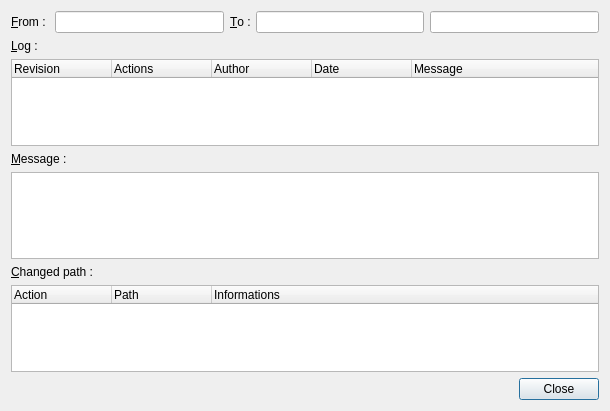
The window that framework/versioncontrol/logdialog.ui (phoenix741/xinx) describes before a commit, drawn with Qt 5.
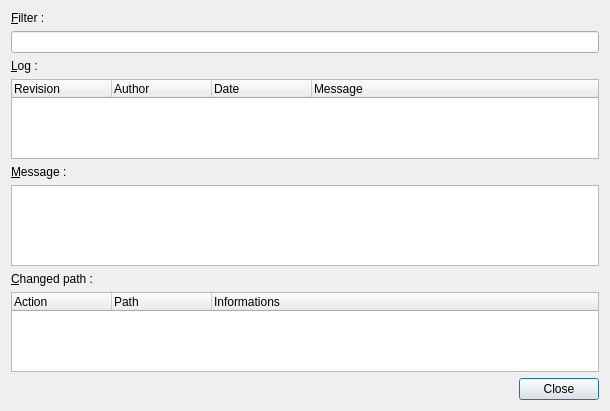
The same window after the commit. Custom widgets are drawn as their Qt base class.

What changed in the file:
```diff
--- a/framework/versioncontrol/logdialog.ui
+++ b/framework/versioncontrol/logdialog.ui
@@ -15,38 +15,18 @@
   </property>
   <layout class="QVBoxLayout" name="verticalLayout">
    <item>
-    <layout class="QHBoxLayout" name="horizontalLayout">
-     <item>
       <widget class="QLabel" name="label">
        <property name="text">
-        <string>&amp;From : </string>
+      <string>&amp;Filter :</string>
        </property>
        <property name="buddy">
-        <cstring>fromRevision</cstring>
+      <cstring>searchText</cstring>
        </property>
       </widget>
      </item>
-     <item>
-      <widget class="XinxLineEdit" name="fromRevision"/>
-     </item>
-     <item>
-      <widget class="QLabel" name="label_2">
-       <property name="text">
-        <string>&amp;To :</string>
-       </property>
-       <property name="buddy">
-        <cstring>toRevision</cstring>
-       </property>
-      </widget>
-     </item>
-     <item>
-      <widget class="XinxLineEdit" name="toRevision"/>
-     </item>
      <item>
       <widget class="XinxLineEdit" name="searchText"/>
      </item>
-    </layout>
-   </item>
    <item>
     <widget class="QLabel" name="label_3">
      <property name="text">
@@ -70,11 +50,6 @@
        <string>Revision</string>
       </property>
      </column>
-     <column>
-      <property name="text">
-       <string>Actions</string>
-      </property>
-     </column>
      <column>
       <property name="text">
        <string>Author</string>
```
Left out of the diff: 7 changed lines with no effect on the pictures. Lines whose indentation alone changed are shown as unchanged.
